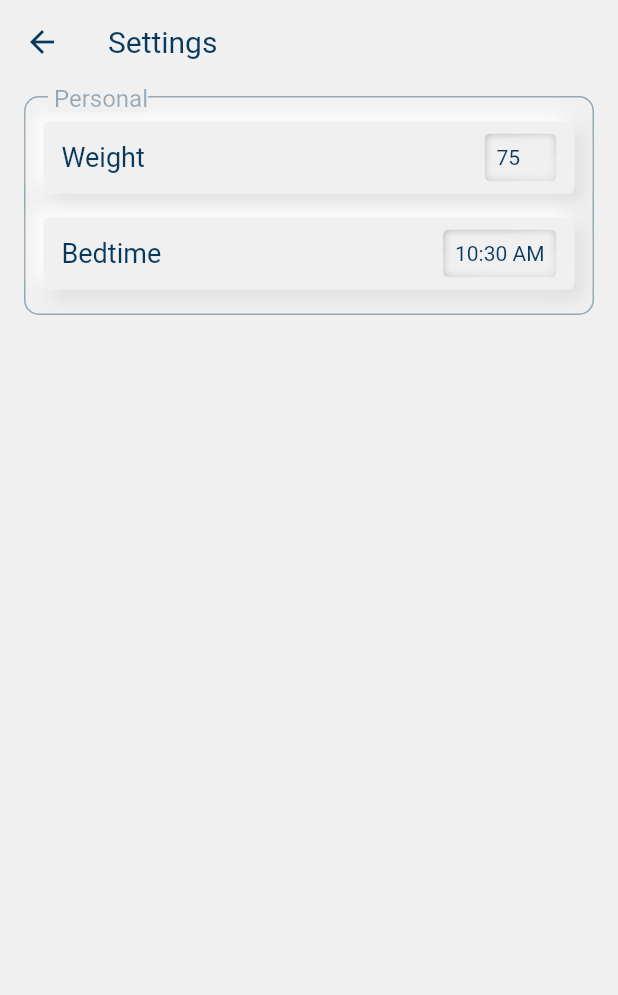
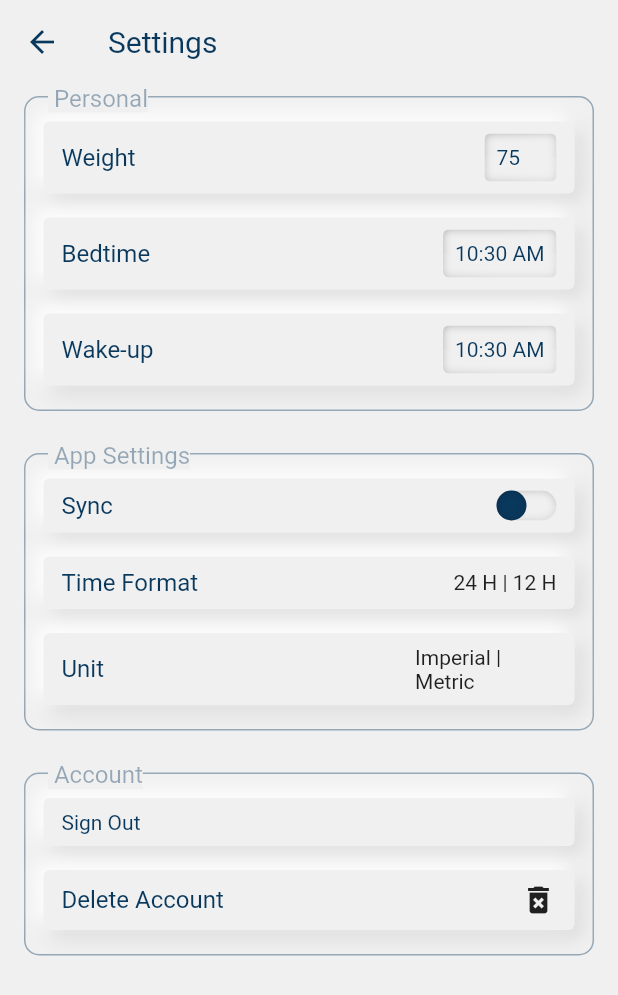
Before and after one commit to tammawanmufti/hydration, a Flutter app: the SettingScreen screen opened by its route, on a phone screen of 412 x 824 dp. Shown: the top 995 px of the screen. Run offline on Flutter 3.47's test engine with Material 2 defaults, Android fonts, the phone set to English and light mode, and no system bars; our stand-ins replace bloc, equatable, flutter_bloc, flutter_svg, get, get_it.

Commit message:
neumorphic button

```diff
--- a/lib/core/constants/decoration/concave_decoration.dart
+++ b/lib/core/constants/decoration/concave_decoration.dart
@@ -2,12 +2,12 @@ import 'dart:ui' as ui;
 
 import 'package:flutter/material.dart';
 
-class ConceaveDecoration extends Decoration {
+class PressedDecoration extends Decoration {
   final ShapeBorder shape;
   final double depression;
   final List<Color> colors;
 
-  const ConceaveDecoration({
+  const PressedDecoration({
     required this.shape,
     required this.depression,
     required this.colors,
--- /dev/null
+++ b/lib/core/widgets/button/base_button.dart
@@ -0,0 +1,52 @@
+import 'package:flutter/material.dart';
+import 'package:hydration/core/constants/constants.dart';
+import 'package:hydration/core/constants/decoration/decoration.dart';
+
+class NeuBaseButton extends StatefulWidget {
+  final Widget child;
+  final double? height;
+  final double? width;
+  final bool shrink;
+  final Duration duration;
+  final VoidCallback onTap;
+  const NeuBaseButton({
+    Key? key,
+    required this.onTap,
+    required this.child,
+    this.shrink = false,
+    this.height,
+    this.width = double.infinity,
+    this.duration = const Duration(milliseconds: 100),
+  }) : super(key: key);
+
+  @override
+  State<NeuBaseButton> createState() => _NeuBaseButtonState();
+}
+
+class _NeuBaseButtonState extends State<NeuBaseButton> {
+  bool pressed = false;
+  @override
+  Widget build(BuildContext context) {
+    return GestureDetector(
+        onTapDown: (details) {
+          setState(() {
+            pressed = true;
+          });
+        },
+        onTapUp: (details) {
+          setState(() {
+            pressed = false;
+          });
+        },
+        child: AnimatedContainer(
+            padding: const EdgeInsets.symmetric(
+              vertical: Dimens.tiny,
+              horizontal: Dimens.small,
+            ),
+            width: double.infinity,
+            decoration:
+                pressed ? ThemedDecoration(context).flatDecoration : ThemedDecoration(context).concaveDecoration,
+            duration: widget.duration,
+            child: widget.child));
+  }
+}
--- /dev/null
+++ b/lib/core/widgets/button/text_button.dart
@@ -0,0 +1,22 @@
+import 'package:flutter/material.dart';
+import 'package:hydration/core/themes/extensions.dart';
+import 'package:hydration/core/widgets/button/base_button.dart';
+
+class NeuTextButton extends StatelessWidget {
+  final String label;
+  const NeuTextButton({Key? key, required this.label}) : super(key: key);
+
+  @override
+  Widget build(BuildContext context) {
+    return NeuBaseButton(
+      onTap: () {},
+      child: Text(
+        label,
+        style: TextStyle(
+          fontSize: 14,
+          color: context.primaryColor,
+        ),
+      ),
+    );
+  }
+}
--- a/lib/core/widgets/input/dropdown_input.dart
+++ b/lib/core/widgets/input/dropdown_input.dart
@@ -20,7 +20,7 @@ class _NumberInputState extends State<DropDownInput> {
         height: Dimens.extraLarge,
         width: widget.width,
         padding: const EdgeInsets.all(Dimens.tiny),
-        decoration: ConceaveDecoration(
+      decoration: PressedDecoration(
           depression: 3,
           colors: context.sunkenColors,
           shape: RoundedRectangleBorder(
@@ -38,6 +38,7 @@ class _NumberInputState extends State<DropDownInput> {
               child: Text('$index'),
             ),
           ).toList(),
-        ));
+      ),
+    );
   }
 }
--- a/lib/core/widgets/input/number_input.dart
+++ b/lib/core/widgets/input/number_input.dart
@@ -37,7 +37,7 @@ class _NumberInputState extends State<NumberInput> {
       height: Dimens.extraLarge,
       width: widget.width,
       padding: const EdgeInsets.all(Dimens.tiny),
-      decoration: ConceaveDecoration(
+      decoration: PressedDecoration(
         depression: 3,
         colors: context.sunkenColors,
         shape: RoundedRectangleBorder(
--- a/lib/core/widgets/input/time_input.dart
+++ b/lib/core/widgets/input/time_input.dart
@@ -41,7 +41,7 @@ class _TimeInputState extends State<TimeInput> {
       },
       child: Container(
           padding: const EdgeInsets.all(Dimens.tiny),
-          decoration: ConceaveDecoration(
+          decoration: PressedDecoration(
             depression: 3,
             colors: context.sunkenColors,
             shape: RoundedRectangleBorder(
--- a/lib/core/widgets/switch/app_switch.dart
+++ b/lib/core/widgets/switch/app_switch.dart
@@ -37,7 +37,7 @@ class _AppSwitchState extends State<AppSwitch> {
       child: Container(
         height: 20,
         width: 40,
-        decoration: ConceaveDecoration(
+        decoration: PressedDecoration(
             shape: RoundedRectangleBorder(
               borderRadius: BorderRadius.circular(Dimens.extraLarge),
             ),
@@ -54,7 +54,7 @@ class _AppSwitchState extends State<AppSwitch> {
             child: Container(
               height: 20,
               width: 20,
-              decoration: ConceaveDecoration(
+              decoration: PressedDecoration(
                   shape: RoundedRectangleBorder(
                     borderRadius: BorderRadius.circular(Dimens.extraLarge),
                   ),
--- a/lib/feature/settings/presentation/screens/settings_screen.dart
+++ b/lib/feature/settings/presentation/screens/settings_screen.dart
@@ -1,4 +1,6 @@
 import 'package:flutter/material.dart';
+import 'package:hydration/feature/settings/presentation/widgets/account_section.dart';
+import 'package:hydration/feature/settings/presentation/widgets/app_section.dart';
 import 'package:hydration/feature/settings/presentation/widgets/physical_section.dart';
 
 class SettingScreen extends StatelessWidget {
@@ -12,7 +14,7 @@ class SettingScreen extends StatelessWidget {
       ),
       body: SingleChildScrollView(
         child: Column(
-          children: const [PhysicalSection()],
+          children: const [PhysicalSection(), AppSection(), AccountSection()],
         ),
       ),
     );
--- /dev/null
+++ b/lib/feature/settings/presentation/widgets/account_section.dart
@@ -0,0 +1,25 @@
+import 'package:flutter/material.dart';
+import 'package:hydration/core/widgets/button/text_button.dart';
+import 'package:hydration/feature/settings/presentation/widgets/section.dart';
+import 'package:hydration/feature/settings/presentation/widgets/setting_item.dart';
+
+class AccountSection extends StatelessWidget {
+  const AccountSection({Key? key}) : super(key: key);
+
+  @override
+  Widget build(BuildContext context) {
+    bool login = false;
+    return Section(
+      title: 'Account',
+      children: login
+          ? [
+              SettingItem(title: 'Sign in with email', action: Container()),
+              SettingItem(title: 'Connect with google', action: Container()),
+            ]
+          : [
+              NeuTextButton(label: 'Sign Out'),
+              const SettingItem(title: 'Delete Account', action: Icon(Icons.delete_forever)),
+            ],
+    );
+  }
+}
--- /dev/null
+++ b/lib/feature/settings/presentation/widgets/app_section.dart
@@ -0,0 +1,31 @@
+import 'package:flutter/material.dart';
+import 'package:hydration/core/widgets/switch/app_switch.dart';
+import 'package:hydration/feature/settings/presentation/widgets/section.dart';
+import 'package:hydration/feature/settings/presentation/widgets/setting_item.dart';
+
+class AppSection extends StatelessWidget {
+  const AppSection({Key? key}) : super(key: key);
+
+  @override
+  Widget build(BuildContext context) {
+    return Section(
+      title: 'App Settings ',
+      children: [
+        SettingItem(
+          title: 'Sync',
+          action: AppSwitch(
+            onChanged: (value) {},
+          ),
+        ),
+        const SettingItem(
+          title: "Time Format",
+          action: Text("24 H | 12 H"), //Todo: Create Selection button
+        ),
+        const SettingItem(
+          title: "Unit",
+          action: Text("Imperial | Metric"), //Todo: Create Selection button
+        )
+      ],
+    );
+  }
+}
--- a/lib/feature/settings/presentation/widgets/physical_section.dart
+++ b/lib/feature/settings/presentation/widgets/physical_section.dart
@@ -25,9 +25,15 @@ class PhysicalSection extends StatelessWidget {
             title: 'Bedtime',
             action: TimeInput(
               onChanged: (value) {
-                print(value);
+
               },
-              initialTime: TimeOfDay.now(),
+              initialTime: TimeOfDay.now(), //Todo: nullable
+            )),
+        SettingItem(
+            title: 'Wake-up ',
+            action: TimeInput(
+              onChanged: (value) {},
+              initialTime: TimeOfDay.now(), //Todo: nullable
             )),
         // SettingItem(title: 'Wake-up', action: TimeInput()),
       ],
--- a/lib/feature/settings/presentation/widgets/section.dart
+++ b/lib/feature/settings/presentation/widgets/section.dart
@@ -13,7 +13,9 @@ class Section extends StatelessWidget {
 
   @override
   Widget build(BuildContext context) {
-    return Stack(
+    return Padding(
+      padding: const EdgeInsets.only(bottom: Dimens.small),
+      child: Stack(
         children: [
           Container(
             margin: const EdgeInsets.symmetric(
@@ -53,6 +55,7 @@ class Section extends StatelessWidget {
             ),
           )
         ],
+      ),
     );
   }
 }
--- a/lib/feature/settings/presentation/widgets/setting_item.dart
+++ b/lib/feature/settings/presentation/widgets/setting_item.dart
@@ -17,7 +17,7 @@ class SettingItem extends StatelessWidget {
           horizontal: Dimens.small,
         ),
         width: double.infinity,
-        decoration: themedDecoration.buttonOuterShadow,
+        decoration: themedDecoration.concaveDecoration,
         child: Row(
           children: [
             Expanded(
@@ -26,7 +26,7 @@ class SettingItem extends StatelessWidget {
                 title,
                 style: TextStyle(
                   color: context.primaryColor,
-                  fontSize: Dimens.extraMedium,
+                  fontSize: Dimens.medium,
                 ),
               ),
             ),
```
Also changed, not shown: lib/core/constants/colors.dart (+14 -6 lines), lib/core/constants/decoration/decoration.dart (+19 -9 lines), lib/core/themes/extensions.dart (+12 -5 lines). Lines whose indentation alone changed are shown as unchanged.
